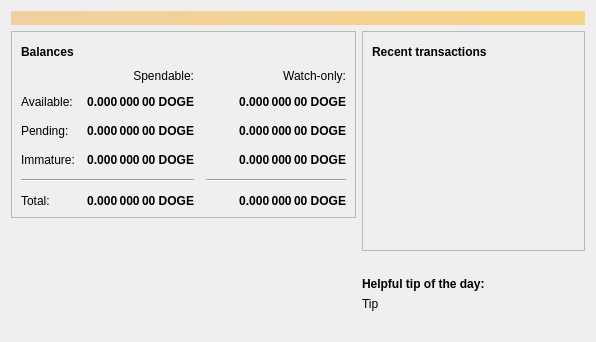
Above: src/qt/forms/overviewpage.ui from M77171T/AlNajm before the change. Below: the same form after it.
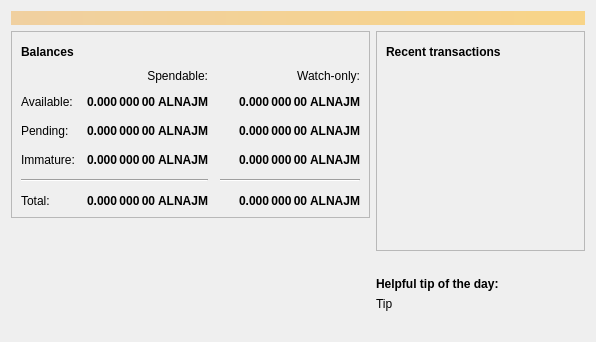
That is the form after the change. Icons and pictures are not drawn.

The edit to the form file:
```diff
--- a/src/qt/forms/overviewpage.ui
+++ b/src/qt/forms/overviewpage.ui
@@ -129,7 +129,7 @@
                <string>Unconfirmed transactions to watch-only addresses</string>
               </property>
               <property name="text">
-               <string notr="true">0.000 000 00 DOGE</string>
+               <string notr="true">0.000 000 00 ALNAJM</string>
               </property>
               <property name="alignment">
                <set>Qt::AlignRight|Qt::AlignTrailing|Qt::AlignVCenter</set>
@@ -154,7 +154,7 @@
                <string>Total of transactions that have yet to be confirmed, and do not yet count toward the spendable balance</string>
               </property>
               <property name="text">
-               <string notr="true">0.000 000 00 DOGE</string>
+               <string notr="true">0.000 000 00 ALNAJM</string>
               </property>
               <property name="alignment">
                <set>Qt::AlignRight|Qt::AlignTrailing|Qt::AlignVCenter</set>
@@ -179,7 +179,7 @@
                <string>Mined balance in watch-only addresses that has not yet matured</string>
               </property>
               <property name="text">
-               <string notr="true">0.000 000 00 DOGE</string>
+               <string notr="true">0.000 000 00 ALNAJM</string>
               </property>
               <property name="alignment">
                <set>Qt::AlignRight|Qt::AlignTrailing|Qt::AlignVCenter</set>
@@ -237,7 +237,7 @@
                <string>Mined balance that has not yet matured</string>
               </property>
               <property name="text">
-               <string notr="true">0.000 000 00 DOGE</string>
+               <string notr="true">0.000 000 00 ALNAJM</string>
               </property>
               <property name="alignment">
                <set>Qt::AlignRight|Qt::AlignTrailing|Qt::AlignVCenter</set>
@@ -282,7 +282,7 @@
                <string>Your current total balance</string>
               </property>
               <property name="text">
-               <string notr="true">0.000 000 00 DOGE</string>
+               <string notr="true">0.000 000 00 ALNAJM</string>
               </property>
               <property name="alignment">
                <set>Qt::AlignRight|Qt::AlignTrailing|Qt::AlignVCenter</set>
@@ -307,7 +307,7 @@
                <string>Current total balance in watch-only addresses</string>
               </property>
               <property name="text">
-               <string notr="true">0.000 000 00 DOGE</string>
+               <string notr="true">0.000 000 00 ALNAJM</string>
               </property>
               <property name="alignment">
                <set>Qt::AlignRight|Qt::AlignTrailing|Qt::AlignVCenter</set>
@@ -349,7 +349,7 @@
                <string>Your current spendable balance</string>
               </property>
               <property name="text">
-               <string notr="true">0.000 000 00 DOGE</string>
+               <string notr="true">0.000 000 00 ALNAJM</string>
               </property>
               <property name="alignment">
                <set>Qt::AlignRight|Qt::AlignTrailing|Qt::AlignVCenter</set>
@@ -374,7 +374,7 @@
                <string>Your current balance in watch-only addresses</string>
               </property>
               <property name="text">
-               <string notr="true">0.000 000 00 DOGE</string>
+               <string notr="true">0.000 000 00 ALNAJM</string>
               </property>
               <property name="alignment">
                <set>Qt::AlignRight|Qt::AlignTrailing|Qt::AlignVCenter</set>
```
Left out of the diff: 4 changed lines with no effect on the pictures.
